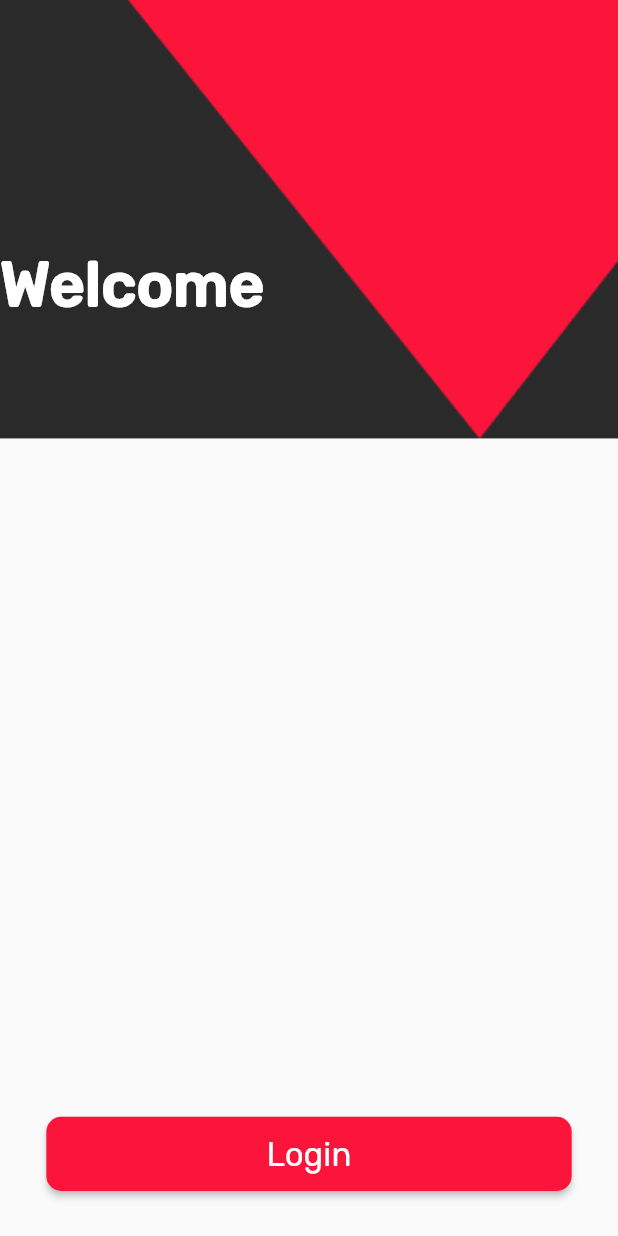
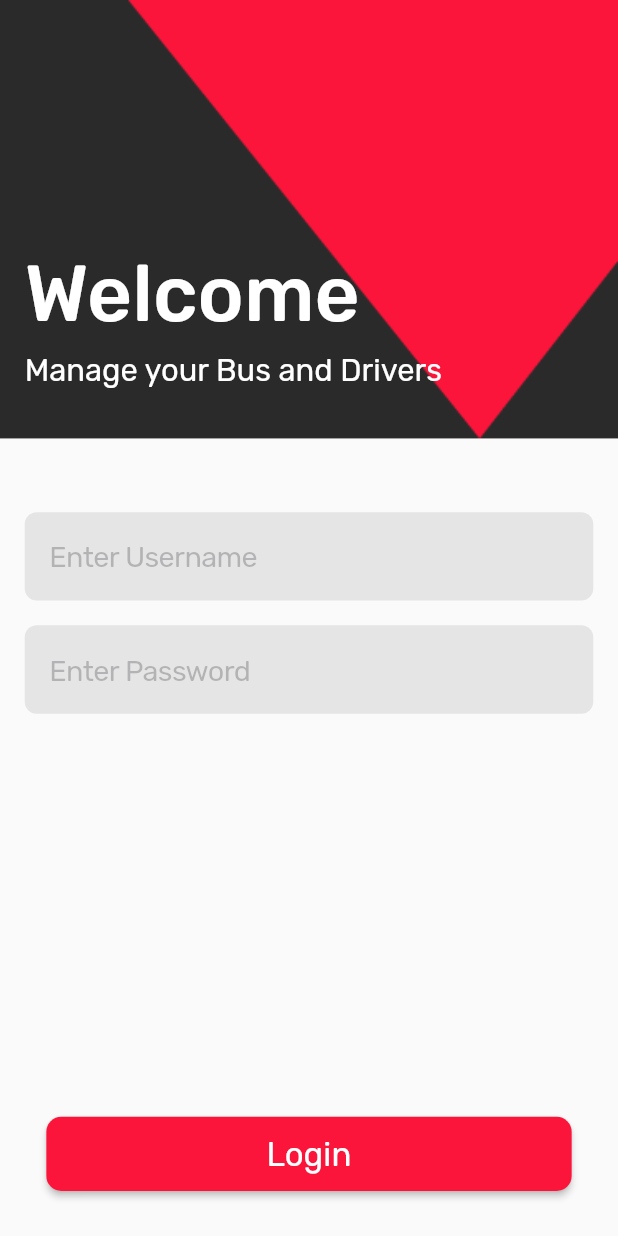
Before and after one commit to fasil2401/bus_booking, a Flutter app: the screen it shows after launch, after a tap on "Get Started", on a phone screen of 412 x 824 dp. Run offline on Flutter 3.47's test engine with Material 2 defaults, Android fonts, the phone set to English and light mode, and no system bars; our stand-ins replace get, sizer.

Commit message:
login ui complete

```diff
--- a/lib/view/components/sub_text.dart
+++ b/lib/view/components/sub_text.dart
@@ -1,5 +1,6 @@
 import 'package:flutter/material.dart';
 import 'package:flutter/widgets.dart';
+import 'package:sizer/sizer.dart';
 
 class subText extends StatelessWidget {
   subText({Key? key, required this.text, this.color, this.fontWeight})
@@ -14,8 +15,9 @@ class subText extends StatelessWidget {
     return Text(
       text,
       style: TextStyle(
-        fontSize: 12,
+        fontSize: 15.sp,
         fontWeight: fontWeight,
+        fontFamily: 'Rubik',
         color: color,
       ),
     );
--- a/lib/view/components/welcome_text.dart
+++ b/lib/view/components/welcome_text.dart
@@ -15,9 +15,9 @@ class WelcomeText extends StatelessWidget {
     return Text(title,
     style: TextStyle(
       color: color,
-      fontSize: 30.sp,
+      fontSize: 38.sp,
       fontFamily: 'Rubik',
-      fontWeight: FontWeight.w700
+      fontWeight: FontWeight.w600
     ),
     );
   }
--- a/lib/view/constants/colors.dart
+++ b/lib/view/constants/colors.dart
@@ -5,7 +5,7 @@ const Color redColor = Color(0xFFFC153B);
 const Color commonBlack = Color(0xFF000000);
 const Color commonScaffoldBack = Color(0xFFE7E7E7);
 const Color welcomeSub = Color(0xFF5A5A5A);
-const Color textFieldColor = Color(0xFFEFEFEF);
+ Color textFieldColor = Color(0xFF2A2A2A).withOpacity(0.1);
 const Color mutedColor = Color(0xFF9D9D9D);
 const Color mutedBackColor = Color(0xFFCDCDCD);
 const Color supportColor = Color(0xFF3C4598);
--- a/lib/view/login.dart
+++ b/lib/view/login.dart
@@ -1,4 +1,7 @@
+import 'package:bus_booking/view/components/sub_text.dart';
 import 'package:bus_booking/view/components/welcome_text.dart';
+import 'package:bus_booking/view/constants/heights.dart';
+import 'package:flutter/cupertino.dart';
 import 'package:flutter/material.dart';
 
 import 'package:bus_booking/view/components/login_button.dart';
@@ -14,7 +17,6 @@ class LoginScreen extends StatelessWidget {
   @override
   Widget build(BuildContext context) {
     return Scaffold(
-
       // backgroundColor: redColor,
 
       body: Stack(
@@ -23,15 +25,63 @@ class LoginScreen extends StatelessWidget {
             top: 0,
             right: 0,
             left: 0,
-            child: Image.asset('asset/images/login_bg.png', fit: BoxFit.cover),),
-             Column(
-            children: [
-              SizedBox(height: 20.h,),
-              WelcomeText(title: 'Welcome')
-            ],
+            child: Image.asset('asset/images/login_bg.png', fit: BoxFit.cover),
           ),
-
-          LoginButton(title: 'Login', callback: 'login',)
+          Padding(
+            padding: commonHorizontalPadding,
+            child: Column(
+              crossAxisAlignment: CrossAxisAlignment.start,
+              children: [
+                SizedBox(
+                  height: 20.h,
+                ),
+                WelcomeText(title: 'Welcome'),
+                commonHeight1,
+                subText(
+                  text: 'Manage your Bus and Drivers',
+                  color: Colors.white,
+                ),
+                SizedBox(
+                  height: 10.h,
+                ),
+                CupertinoTextField(
+                  onChanged: (value) {},
+                  decoration: BoxDecoration(
+                    color: textFieldColor,
+                    borderRadius: BorderRadius.circular(8),
+                  ),
+                  style: TextStyle(fontSize: 16.sp),
+                  placeholder: 'Enter Username',
+                  placeholderStyle: TextStyle(
+                      color: CupertinoColors.placeholderText,
+                      fontFamily: 'Rubik',
+                      fontWeight: FontWeight.w200,
+                      fontSize: 14.sp),
+                  padding: EdgeInsets.symmetric(horizontal: 4.w, vertical: 2.h),
+                ),
+                commonHeight2,
+                CupertinoTextField(
+                  onChanged: (value) {},
+                  decoration: BoxDecoration(
+                    color: textFieldColor,
+                    borderRadius: BorderRadius.circular(8),
+                  ),
+                  style: TextStyle(fontSize: 16.sp),
+                  placeholder: 'Enter Password',
+                  placeholderStyle: TextStyle(
+                      color: CupertinoColors.placeholderText,
+                      fontFamily: 'Rubik',
+                      fontWeight: FontWeight.w200,
+                      fontSize: 14.sp),
+                  padding: EdgeInsets.symmetric(horizontal: 4.w, vertical: 2.h),
+                ),
+              ],
+            ),
+          ),
+          LoginButton(
+            title: 'Login',
+            callback: 'login',
+          )
         ],
       ),
     );
```
